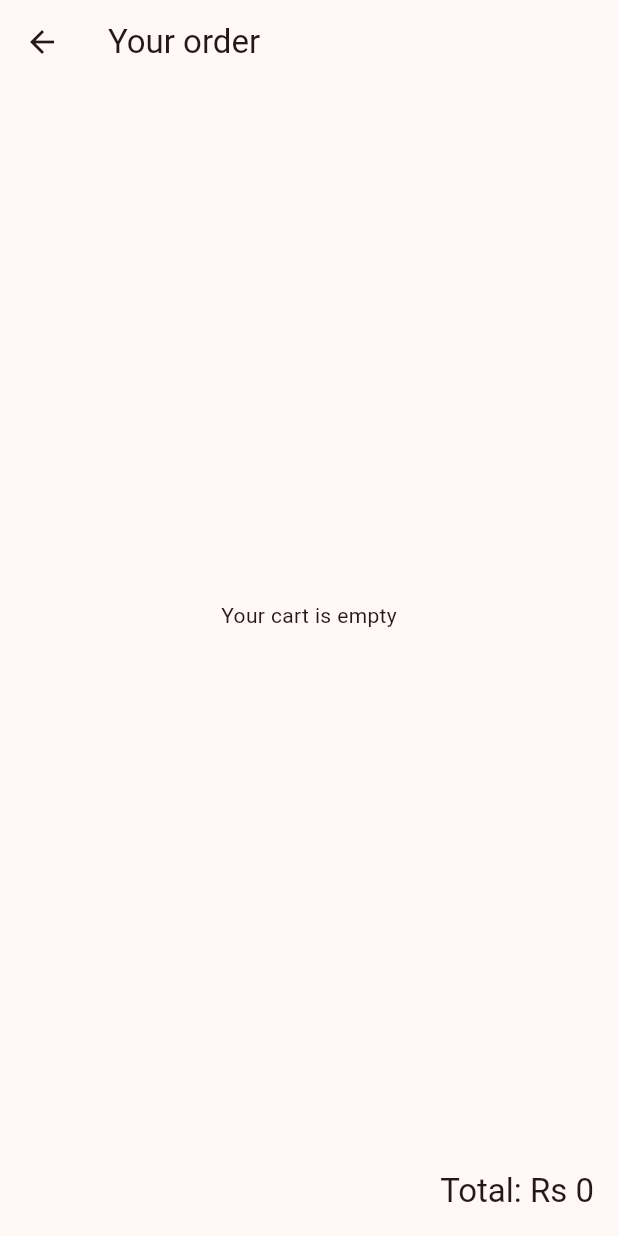
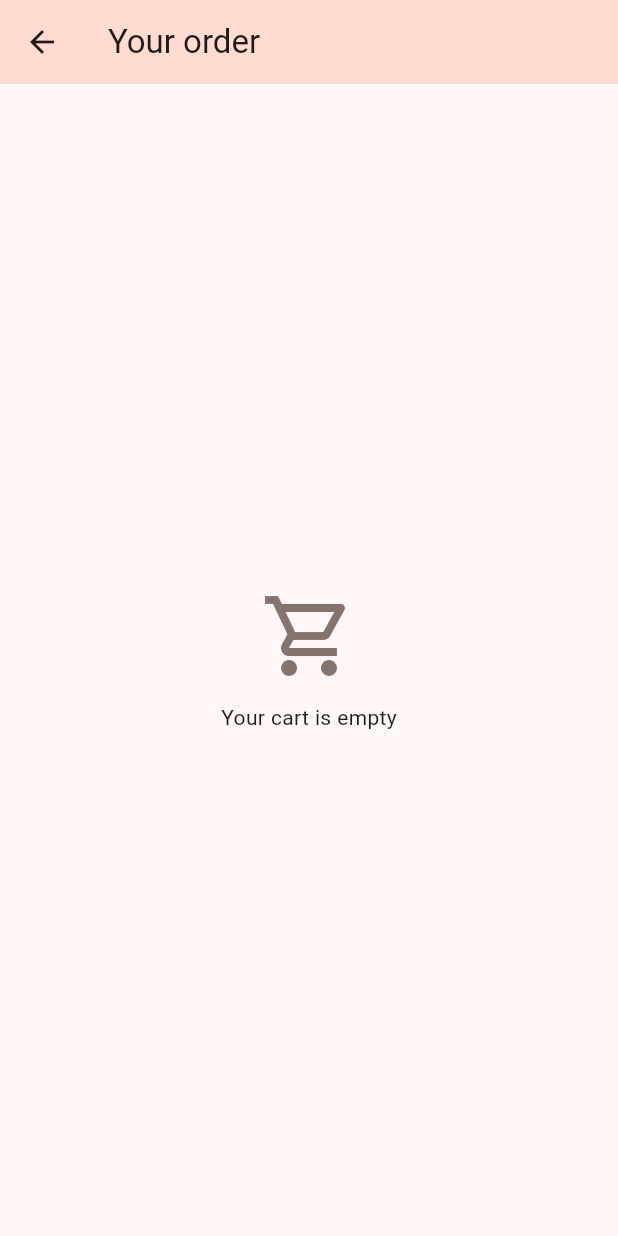
Before and after one commit to rao21/iba_app_dev_26, a Flutter app: the CartPage screen opened directly, on a phone screen of 412 x 824 dp. Run offline on Flutter 3.47's test engine with Material 3 defaults, Android fonts, the phone set to English and light mode, and no system bars; network calls fail.

Commit message:
feat(shop): English menu with photos, grid UI, floating cart button, and menu loading via MenuProvider
- menu.json: English dishes (pizza, burger, pasta, sandwich, fries,
  wings, iced coffee, brownie) with photo links for burger/pasta/sandwich;
  DishImage falls back to the emoji when there is no photo or it fails to load
- MenuPage/CartPage redesigned: dish grid with an Add button that turns into
  a +/- stepper, a floating cart button showing the running total, a proper
  empty-cart state, and Place order clearing the cart
- AppBar colour no longer shifts on scroll (surfaceTintColor/elevation fix)
- Menu loading moves out of main() and into MenuProvider (ChangeNotifier,
  loading/ready/error), read from MenuPage's initState and rendered through
  a Consumer, instead of a Future awaited before runApp
- Tests updated for the new widgets/keys and extended with spinner,
  MenuProvider and dish-image coverage

```diff
--- a/lib/features/shop/data/menu_repository.dart
+++ b/lib/features/shop/data/menu_repository.dart
@@ -4,7 +4,6 @@
 
 import '../models/dish.dart';
 
-/// Reads assets/menu.json and gives back a list of Dish objects.
 class MenuRepository {
   Future<List<Dish>> load() async {
     final text = await rootBundle.loadString('assets/menu.json');
--- a/lib/features/shop/models/dish.dart
+++ b/lib/features/shop/models/dish.dart
@@ -1,4 +1,3 @@
-/// One dish on the menu. It never changes, so every field is final.
 class Dish {
   const Dish({
     required this.id,
@@ -12,9 +11,8 @@
   final String name;
   final int price;
   final String emoji;
-  final String? image; // photo link, optional
+  final String? image;
 
-  // Turns one JSON object from menu.json into a Dish.
   factory Dish.fromJson(Map<String, dynamic> json) => Dish(
         id: json['id'] as int,
         name: json['name'] as String,
--- a/lib/features/shop/pages/cart_page.dart
+++ b/lib/features/shop/pages/cart_page.dart
@@ -11,29 +11,55 @@
 
   @override
   Widget build(BuildContext context) {
+    final theme = Theme.of(context);
+
     return Scaffold(
       appBar: AppBar(title: const Text('Your order')),
       // Consumer = watch, but only this part redraws.
       body: Consumer<CartModel>(
         builder: (context, cart, child) {
           if (cart.items.isEmpty) {
-            return const Center(child: Text('Your cart is empty'));
+            return Center(
+              child: Column(
+                mainAxisSize: MainAxisSize.min,
+                children: [
+                  Icon(
+                    Icons.shopping_cart_outlined,
+                    size: 64,
+                    color: theme.colorScheme.outline,
+                  ),
+                  const SizedBox(height: 12),
+                  const Text('Your cart is empty'),
+                ],
+              ),
+            );
           }
           return ListView(
+            padding: const EdgeInsets.all(16),
             children: [
               for (final entry in cart.items.entries)
-                ListTile(
-                  leading: DishImage(dish: entry.key),
-                  title: Text(entry.key.name),
-                  subtitle: Text('Rs ${entry.key.price} each'),
-                  trailing: Row(
-                    mainAxisSize: MainAxisSize.min,
+                Card(
+                  margin: const EdgeInsets.only(bottom: 10),
+                  child: Padding(
+                    padding: const EdgeInsets.all(10),
+                    child: Row(
                       children: [
+                        DishImage(dish: entry.key, size: 64),
+                        const SizedBox(width: 12),
+                        Expanded(
+                          child: Column(
+                            crossAxisAlignment: CrossAxisAlignment.start,
+                            children: [
+                              Text(entry.key.name, style: theme.textTheme.titleMedium),
+                              Text('Rs ${entry.key.price} each'),
+                            ],
+                          ),
+                        ),
                         IconButton(
                           icon: const Icon(Icons.remove_circle_outline),
                           onPressed: () => cart.remove(entry.key),
                         ),
-                      Text('${entry.value}'),
+                        Text('${entry.value}', style: theme.textTheme.titleMedium),
                         IconButton(
                           icon: const Icon(Icons.add_circle_outline),
                           onPressed: () => cart.add(entry.key),
@@ -41,19 +67,49 @@
                       ],
                     ),
                   ),
+                ),
             ],
           );
         },
       ),
       bottomNavigationBar: Consumer<CartModel>(
-        builder: (context, cart, child) => Padding(
-          padding: const EdgeInsets.all(16),
-          child: Text(
-            'Total: Rs ${cart.total}',
-            style: Theme.of(context).textTheme.titleLarge,
-            textAlign: TextAlign.end,
+        builder: (context, cart, child) {
+          if (cart.items.isEmpty) return const SizedBox.shrink();
+
+          return SafeArea(
+            child: Padding(
+              padding: const EdgeInsets.fromLTRB(16, 8, 16, 12),
+              child: Column(
+                mainAxisSize: MainAxisSize.min,
+                children: [
+                  Row(
+                    mainAxisAlignment: MainAxisAlignment.spaceBetween,
+                    children: [
+                      Text('Total', style: theme.textTheme.titleMedium),
+                      Text('Rs ${cart.total}', style: theme.textTheme.titleLarge),
+                    ],
+                  ),
+                  const SizedBox(height: 10),
+                  SizedBox(
+                    width: double.infinity,
+                    child: FilledButton(
+                      onPressed: () {
+                        final messenger = ScaffoldMessenger.of(context);
+                        final bill = cart.total;
+                        cart.clear();
+                        Navigator.pop(context);
+                        messenger.showSnackBar(
+                          SnackBar(content: Text('Order placed! Rs $bill')),
+                        );
+                      },
+                      child: const Text('Place order'),
                     ),
                   ),
+                ],
+              ),
+            ),
+          );
+        },
       ),
     );
   }
--- a/lib/features/shop/providers/cart_model.dart
+++ b/lib/features/shop/providers/cart_model.dart
@@ -17,6 +17,9 @@
   int get total =>
       _items.entries.fold(0, (sum, e) => sum + e.key.price * e.value);
 
+  // How many of this one dish are in the cart (0 if none).
+  int quantityOf(Dish dish) => _items[dish] ?? 0;
+
   void add(Dish dish) {
     _items[dish] = (_items[dish] ?? 0) + 1;
     notifyListeners(); // <- the whole point of ChangeNotifier
@@ -32,4 +35,10 @@
     }
     notifyListeners();
   }
+
+  // Order placed: empty the cart.
+  void clear() {
+    _items.clear();
+    notifyListeners();
+  }
 }
--- /dev/null
+++ b/lib/features/shop/providers/menu_provider.dart
@@ -0,0 +1,34 @@
+import 'package:flutter/foundation.dart';
+import 'package:iba_app_dev_26/features/shop/data/menu_repository.dart';
+import 'package:iba_app_dev_26/features/shop/models/dish.dart';
+
+
+enum MenuStatus { loading, ready, error }
+
+class MenuProvider extends ChangeNotifier {
+  MenuProvider(this._repository);
+
+  final MenuRepository _repository;
+
+  MenuStatus _status = MenuStatus.loading;
+  List<Dish> _dishes = [];
+
+  MenuStatus get status => _status;
+  List<Dish> get dishes => _dishes;
+
+  Future<void> load() async {
+    try {
+      _dishes = await _repository.load();
+      _status = MenuStatus.ready;
+    } catch (e) {
+      _status = MenuStatus.error;
+    }
+    notifyListeners();
+  }
+
+  Future<void> retry() {
+    _status = MenuStatus.loading;
+    notifyListeners();
+    return load();
+  }
+}
```
Also changed, not shown: assets/menu.json (+33 -32 lines), lib/features/shop/pages/menu_page.dart (+74 -24 lines), lib/features/shop/widgets/cart_fab.dart (added, +32 -0 lines), lib/features/shop/widgets/dish_card.dart (added, +81 -0 lines), lib/features/shop/widgets/dish_image.dart (+29 -17 lines), lib/main.dart (+33 -14 lines), pubspec.yaml (+0 -63 lines), 4 other files. Lines whose indentation alone changed are shown as unchanged.
